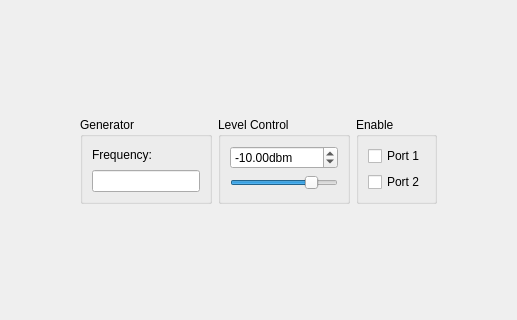
First picture: the form in Software/PC_Application/Generator/signalgenwidget.ui, repository jankae/LibreVNA, before the edit; both pictures show x 288 to 805 and y 137 to 457 of the 1093 by 594 pixel window.
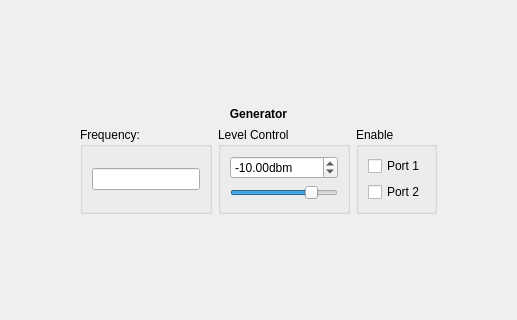
Second picture: the form after the edit. Custom widgets are drawn as their Qt base class.

Commit message: SignalGen - more precision digits; ui panel mod.

```diff
--- a/Software/PC_Application/Generator/signalgenwidget.ui
+++ b/Software/PC_Application/Generator/signalgenwidget.ui
@@ -51,21 +51,30 @@
        </property>
       </spacer>
      </item>
+     <item>
+      <widget class="QLabel" name="label">
+       <property name="font">
+        <font>
+         <weight>75</weight>
+         <bold>true</bold>
+        </font>
+       </property>
+       <property name="text">
+        <string>Generator</string>
+       </property>
+       <property name="alignment">
+        <set>Qt::AlignCenter</set>
+       </property>
+      </widget>
+     </item>
      <item>
       <layout class="QHBoxLayout" name="horizontalLayout">
        <item>
         <widget class="QGroupBox" name="groupBox">
          <property name="title">
-          <string>Generator</string>
+          <string>Frequency:</string>
          </property>
          <layout class="QVBoxLayout" name="verticalLayout_2">
-          <item>
-           <widget class="QLabel" name="label">
-            <property name="text">
-             <string>Frequency:</string>
-            </property>
-           </widget>
-          </item>
           <item>
            <widget class="SIUnitEdit" name="frequency"/>
           </item>
```
Left out of the diff: 4 changed lines with no effect on the pictures. The commit also changes 1 other file.
